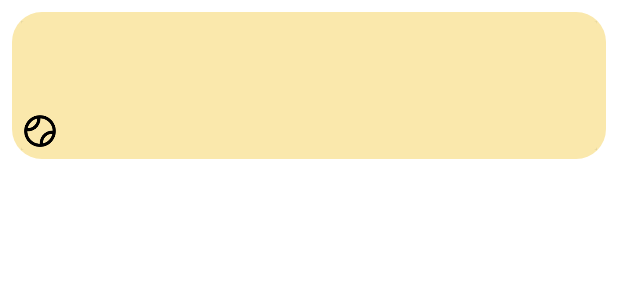
After one commit to davide-moletta/Sport_Intelligence_Android_App, an Android app: the layout item_match.xml on its own in the app's theme, with its tools: preview values and no code run, on a phone screen of 412 x 824 dp. The commit adds this screen. Shown: the top 300 px of the screen. Run offline under Robolectric (Android 15) with nearby library versions, the phone set to English and light mode, and no system bars.

Commit message:
added items and navigation graph

```diff
--- /dev/null
+++ b/app/src/main/res/layout/item_match.xml
@@ -0,0 +1,96 @@
+<?xml version="1.0" encoding="utf-8"?>
+<androidx.constraintlayout.widget.ConstraintLayout xmlns:android="http://schemas.android.com/apk/res/android"
+    xmlns:app="http://schemas.android.com/apk/res-auto"
+    android:layout_width="match_parent"
+    android:layout_height="wrap_content"
+    android:layout_marginStart="@dimen/marginStandard"
+    android:layout_marginTop="@dimen/marginStandard"
+    android:layout_marginEnd="@dimen/marginStandard"
+    android:background="@drawable/background_button"
+    android:padding="@dimen/littlePadding">
+
+    <androidx.cardview.widget.CardView
+        android:id="@+id/cardView"
+        android:layout_width="match_parent"
+        android:layout_height="match_parent"
+        android:backgroundTint="@color/matchBackground"
+        android:paddingTop="@dimen/paddingStandard"
+        android:paddingBottom="@dimen/paddingStandard"
+        app:layout_constraintBottom_toBottomOf="parent"
+        app:layout_constraintEnd_toEndOf="parent"
+        app:layout_constraintStart_toStartOf="parent"
+        app:layout_constraintTop_toTopOf="parent">
+
+        <androidx.constraintlayout.widget.ConstraintLayout
+            android:layout_width="match_parent"
+            android:layout_height="match_parent">
+
+            <TextView
+                android:id="@+id/tournamentName"
+                android:layout_width="@dimen/fullSpaceLabel"
+                android:layout_height="wrap_content"
+                android:layout_margin="@dimen/littleMargin"
+                android:gravity="center"
+                app:layout_constraintBottom_toTopOf="@id/result"
+                app:layout_constraintEnd_toEndOf="parent"
+                app:layout_constraintStart_toStartOf="parent"
+                app:layout_constraintTop_toTopOf="parent" />
+
+            <TextView
+                android:id="@+id/firstPlayer"
+                android:layout_width="@dimen/fullSpaceLabel"
+                android:layout_height="wrap_content"
+                android:layout_margin="@dimen/littleMargin"
+                android:gravity="center"
+                app:layout_constraintBottom_toBottomOf="@+id/result"
+                app:layout_constraintEnd_toStartOf="@id/result"
+                app:layout_constraintStart_toStartOf="parent"
+                app:layout_constraintTop_toTopOf="@id/result" />
+
+            <TextView
+                android:id="@+id/result"
+                android:layout_width="@dimen/fullSpaceLabel"
+                android:layout_height="wrap_content"
+                android:layout_margin="@dimen/littleMargin"
+                android:gravity="center"
+                app:layout_constraintBottom_toTopOf="@id/duration"
+                app:layout_constraintEnd_toStartOf="@id/secondPlayer"
+                app:layout_constraintStart_toEndOf="@id/firstPlayer"
+                app:layout_constraintTop_toBottomOf="@id/tournamentName" />
+
+            <TextView
+                android:id="@+id/secondPlayer"
+                android:layout_width="@dimen/fullSpaceLabel"
+                android:layout_height="wrap_content"
+                android:layout_margin="@dimen/littleMargin"
+                android:gravity="center"
+                app:layout_constraintBottom_toBottomOf="@+id/result"
+                app:layout_constraintEnd_toEndOf="parent"
+                app:layout_constraintStart_toEndOf="@id/result"
+                app:layout_constraintTop_toTopOf="@id/result" />
+
+            <TextView
+                android:id="@+id/duration"
+                android:layout_width="@dimen/fullSpaceLabel"
+                android:layout_height="wrap_content"
+                android:layout_margin="@dimen/littleMargin"
+                android:gravity="center"
+                app:layout_constraintBottom_toBottomOf="parent"
+                app:layout_constraintEnd_toEndOf="@id/result"
+                app:layout_constraintStart_toStartOf="@id/result"
+                app:layout_constraintTop_toBottomOf="@id/result" />
+
+            <ImageView
+                android:id="@+id/tennisBall"
+                android:layout_width="@dimen/genericImage"
+                android:layout_height="@dimen/genericImage"
+                android:contentDescription="@string/contentDescription"
+                android:src="@drawable/ic_tennisball"
+                app:layout_constraintBottom_toBottomOf="parent"
+                app:layout_constraintStart_toStartOf="parent" />
+
+        </androidx.constraintlayout.widget.ConstraintLayout>
+
+    </androidx.cardview.widget.CardView>
+
+</androidx.constraintlayout.widget.ConstraintLayout>
--- a/app/src/main/res/layout/item_saved_filter.xml
+++ b/app/src/main/res/layout/item_saved_filter.xml
@@ -30,7 +30,6 @@
                 android:layout_width="@dimen/fullSpaceLabel"
                 android:layout_height="wrap_content"
                 android:layout_marginStart="@dimen/littleMargin"
-                android:text="@string/filterManagement"
                 app:layout_constraintBottom_toBottomOf="parent"
                 app:layout_constraintEnd_toStartOf="@+id/edit"
                 app:layout_constraintStart_toStartOf="parent"
```
Also changed, not shown: app/src/main/res/layout/item_favourite_match.xml (added, +96 -0 lines).
